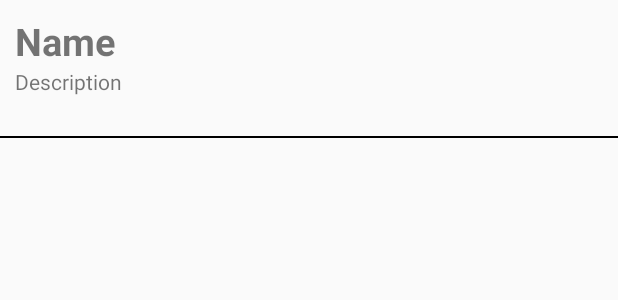
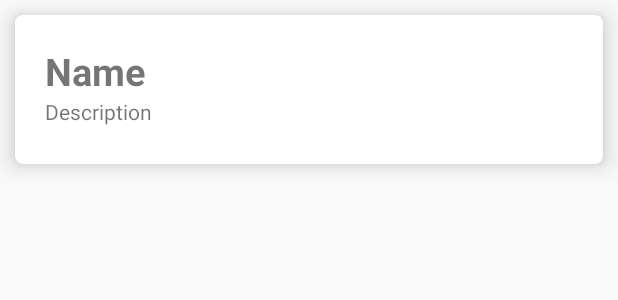
Before and after one commit to itziarmensa/Android-DSA, an Android app: the layout item_list.xml on its own in the app's theme, with its tools: preview values and no code run, on a phone screen of 412 x 824 dp. Shown: the top 300 px of the screen. Run offline under Robolectric (Android 15) with nearby library versions, the light colour scheme and no system bars.

Commit message:
RecyclerView en funcionamiento

```diff
--- a/app/src/main/java/com/itziar/androiddsa/domain/MyObjects.java
+++ b/app/src/main/java/com/itziar/androiddsa/domain/MyObjects.java
@@ -2,8 +2,10 @@ package com.itziar.androiddsa.domain;
 
 import com.itziar.androiddsa.domain.vo.TypeObject;
 
+import java.io.Serializable;
 
-public class MyObjects {
+
+public class MyObjects implements Serializable {
 
     private String idObject;
     private String name;
--- a/app/src/main/java/com/itziar/androiddsa/domain/User.java
+++ b/app/src/main/java/com/itziar/androiddsa/domain/User.java
@@ -3,7 +3,9 @@ package com.itziar.androiddsa.domain;
 import com.itziar.androiddsa.domain.vo.Credentials;
 import com.itziar.androiddsa.domain.vo.RandomId;
 
-public class User {
+import java.io.Serializable;
+
+public class User implements Serializable {
     String userName;
     String userSurname;
     String userBirth;
--- a/app/src/main/java/com/itziar/androiddsa/domain/exceptions/EmailAddressNotValidException.java
+++ /dev/null
@@ -1,4 +0,0 @@
-package com.itziar.androiddsa.domain.exceptions;
-
-public class EmailAddressNotValidException extends Exception{
-}
--- a/app/src/main/java/com/itziar/androiddsa/domain/exceptions/UserAlreadyExistsException.java
+++ /dev/null
@@ -1,4 +0,0 @@
-package com.itziar.androiddsa.domain.exceptions;
-
-public class UserAlreadyExistsException extends Exception{
-}
--- a/app/src/main/java/com/itziar/androiddsa/domain/to/ObjectRecycler.java
+++ b/app/src/main/java/com/itziar/androiddsa/domain/to/ObjectRecycler.java
@@ -1,6 +1,8 @@
 package com.itziar.androiddsa.domain.to;
 
-public class ObjectRecycler {
+import java.io.Serializable;
+
+public class ObjectRecycler implements Serializable {
 
     String name;
     String description;
--- a/app/src/main/java/com/itziar/androiddsa/domain/to/UserRegister.java
+++ b/app/src/main/java/com/itziar/androiddsa/domain/to/UserRegister.java
@@ -3,7 +3,9 @@ package com.itziar.androiddsa.domain.to;
 
 import com.itziar.androiddsa.domain.vo.Credentials;
 
-public class UserRegister {
+import java.io.Serializable;
+
+public class UserRegister implements Serializable {
     String userName;
     String userSurname;
     String birthDate;
--- a/app/src/main/java/com/itziar/androiddsa/domain/vo/Credentials.java
+++ b/app/src/main/java/com/itziar/androiddsa/domain/vo/Credentials.java
@@ -1,8 +1,9 @@
 package com.itziar.androiddsa.domain.vo;
 
-import java.util.Objects;
+import java.io.Serializable;
+import java.util.Objects ;
 
-public class Credentials {
+public class Credentials implements Serializable {
     EmailAddress email;
     String password;
 
--- a/app/src/main/java/com/itziar/androiddsa/domain/vo/EmailAddress.java
+++ b/app/src/main/java/com/itziar/androiddsa/domain/vo/EmailAddress.java
@@ -1,8 +1,9 @@
 package com.itziar.androiddsa.domain.vo;
 
+import java.io.Serializable;
 import java.util.Objects;
 
-public class EmailAddress {
+public class EmailAddress implements Serializable {
     String email;
 
     public EmailAddress() {
--- a/app/src/main/java/com/itziar/androiddsa/domain/vo/RandomId.java
+++ b/app/src/main/java/com/itziar/androiddsa/domain/vo/RandomId.java
@@ -1,8 +1,9 @@
 package com.itziar.androiddsa.domain.vo;
 
+import java.io.Serializable;
 import java.util.UUID;
 
-public class RandomId {
+public class RandomId implements Serializable {
     public static String getId() {
         return UUID.randomUUID().toString();
     }
--- a/app/src/main/java/com/itziar/androiddsa/domain/vo/TypeObject.java
+++ b/app/src/main/java/com/itziar/androiddsa/domain/vo/TypeObject.java
@@ -1,6 +1,8 @@
 package com.itziar.androiddsa.domain.vo;
 
-public class TypeObject {
+import java.io.Serializable;
+
+public class TypeObject implements Serializable {
 
     private String idType;
     private String description;
--- a/app/src/main/res/layout/item_list.xml
+++ b/app/src/main/res/layout/item_list.xml
@@ -1,15 +1,19 @@
 <?xml version="1.0" encoding="utf-8"?>
-<LinearLayout xmlns:android="http://schemas.android.com/apk/res/android"
+<androidx.cardview.widget.CardView
+    xmlns:android="http://schemas.android.com/apk/res/android"
     xmlns:app="http://schemas.android.com/apk/res-auto"
-    xmlns:tools="http://schemas.android.com/tools"
     android:layout_width="match_parent"
-    android:layout_height="match_parent"
-    android:orientation="vertical">
+    android:layout_height="wrap_content"
+    app:cardElevation="10dp"
+    app:cardCornerRadius="5dp"
+    android:layout_margin="10dp">
 
     <LinearLayout
         android:layout_width="match_parent"
         android:layout_height="wrap_content"
-        android:orientation="horizontal">
+        android:orientation="horizontal"
+        android:padding="10dp">
+
 
         <LinearLayout
             android:layout_width="match_parent"
@@ -38,12 +42,4 @@
 
     </LinearLayout>
 
-    <TextView
-        android:layout_width="match_parent"
-        android:layout_height="1dp"
-        android:layout_marginLeft="0dp"
-        android:layout_marginRight="0dp"
-        android:background="@color/black"
-        android:layout_marginTop="11dp"/>
-
-</LinearLayout>
+</androidx.cardview.widget.CardView>
--- a/app/src/main/res/layout/object_details_main.xml
+++ b/app/src/main/res/layout/object_details_main.xml
@@ -25,8 +25,9 @@
         android:layout_height="wrap_content"
         android:layout_marginStart="10dp"
         android:layout_marginLeft="10dp"
-        android:layout_marginTop="10dp"
+        android:layout_marginTop="20dp"
         android:text="@string/textview_details"
+        android:textSize="16sp"
         app:layout_constraintStart_toStartOf="parent"
         app:layout_constraintTop_toBottomOf="@+id/name_object" />
 </androidx.constraintlayout.widget.ConstraintLayout>
--- a/app/src/main/res/layout/objects_main.xml
+++ b/app/src/main/res/layout/objects_main.xml
@@ -21,7 +21,7 @@
 
     <androidx.recyclerview.widget.RecyclerView
         android:id="@+id/recyclerView"
-        android:layout_width="wrap_content"
+        android:layout_width="match_parent"
         android:layout_height="wrap_content"
         android:layout_marginStart="10dp"
         android:layout_marginLeft="10dp"
```
Also changed, not shown: app/src/main/java/com/itziar/androiddsa/MainObjectDetails.java (+13 -0 lines), app/src/main/java/com/itziar/androiddsa/MainObjects.java (+12 -1 lines), app/src/main/java/com/itziar/androiddsa/recycler/AdapterDatos.java (+20 -11 lines).
